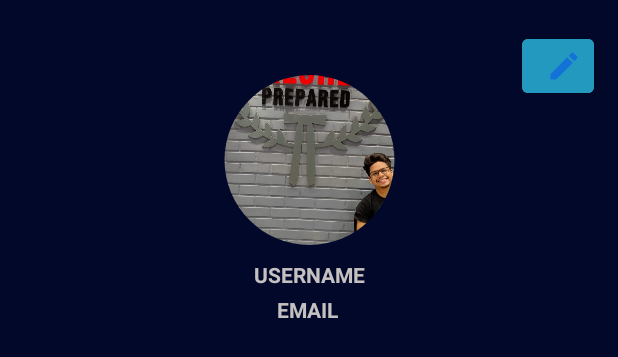
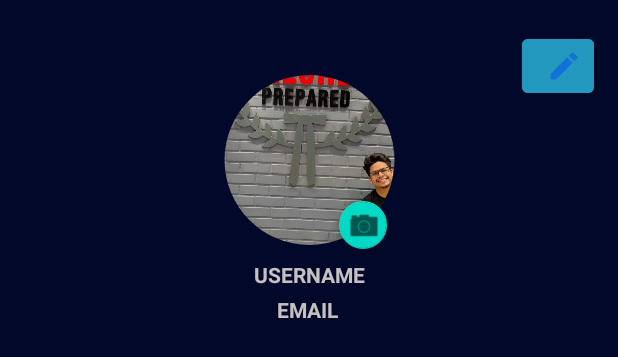
Before and after one commit to kkrishna001/FirstAndroidApp, an Android app: the layout user_ui.xml on its own in the app's theme, with its tools: preview values and no code run, on a phone screen of 412 x 824 dp. Shown: the top 357 px of the screen. Run offline under Robolectric (Android 15) with nearby library versions, the phone set to English and light mode, and no system bars.

Commit message:
profile picture

```diff
--- a/app/src/main/res/layout/user_ui.xml
+++ b/app/src/main/res/layout/user_ui.xml
@@ -59,5 +59,19 @@
         app:layout_constraintStart_toStartOf="@+id/userProfile"
         app:layout_constraintTop_toBottomOf="@+id/UserName" />
 
+    <com.google.android.material.floatingactionbutton.FloatingActionButton
+        android:id="@+id/changeProfileImage"
+        android:layout_width="37dp"
+        android:layout_height="32dp"
+        android:clickable="true"
+        app:fabCustomSize="33dp"
+        app:layout_constraintBottom_toBottomOf="@+id/email"
+        app:layout_constraintEnd_toEndOf="@+id/userProfile"
+        app:layout_constraintHorizontal_bias="0.709"
+        app:layout_constraintStart_toStartOf="@+id/userProfile"
+        app:layout_constraintTop_toTopOf="@+id/userProfile"
+        app:layout_constraintVertical_bias="0.641"
+        app:srcCompat="@android:drawable/ic_menu_camera" />
+
 
 </androidx.constraintlayout.widget.ConstraintLayout>
```
Also changed, not shown: app/src/main/java/com/example/notes_app/MainActivity.kt (+39 -4 lines).
